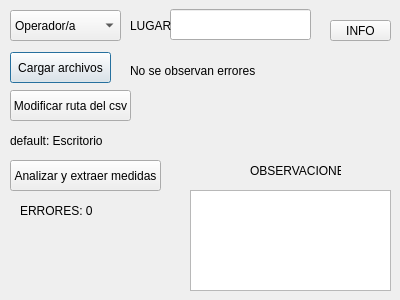
tinchofiuba/ScanerPies, file GUI.ui: the form before one commit.
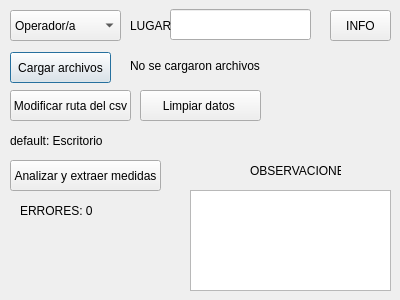
The form after the commit.

```diff
--- a/GUI.ui
+++ b/GUI.ui
@@ -101,13 +101,13 @@
    <property name="geometry">
     <rect>
      <x>130</x>
-     <y>60</y>
+     <y>50</y>
      <width>261</width>
-     <height>21</height>
+     <height>31</height>
     </rect>
    </property>
    <property name="text">
-    <string>No se observan errores</string>
+    <string>No se cargaron archivos</string>
    </property>
   </widget>
   <widget class="QPushButton" name="pushButton_3">
@@ -176,15 +176,28 @@
    <property name="geometry">
     <rect>
      <x>330</x>
-     <y>20</y>
+     <y>10</y>
      <width>61</width>
-     <height>21</height>
+     <height>31</height>
     </rect>
    </property>
    <property name="text">
     <string>INFO</string>
    </property>
   </widget>
+  <widget class="QPushButton" name="pushButton_5">
+   <property name="geometry">
+    <rect>
+     <x>140</x>
+     <y>90</y>
+     <width>121</width>
+     <height>31</height>
+    </rect>
+   </property>
+   <property name="text">
+    <string>Limpiar datos </string>
+   </property>
+  </widget>
  </widget>
  <resources/>
  <connections/>
```
